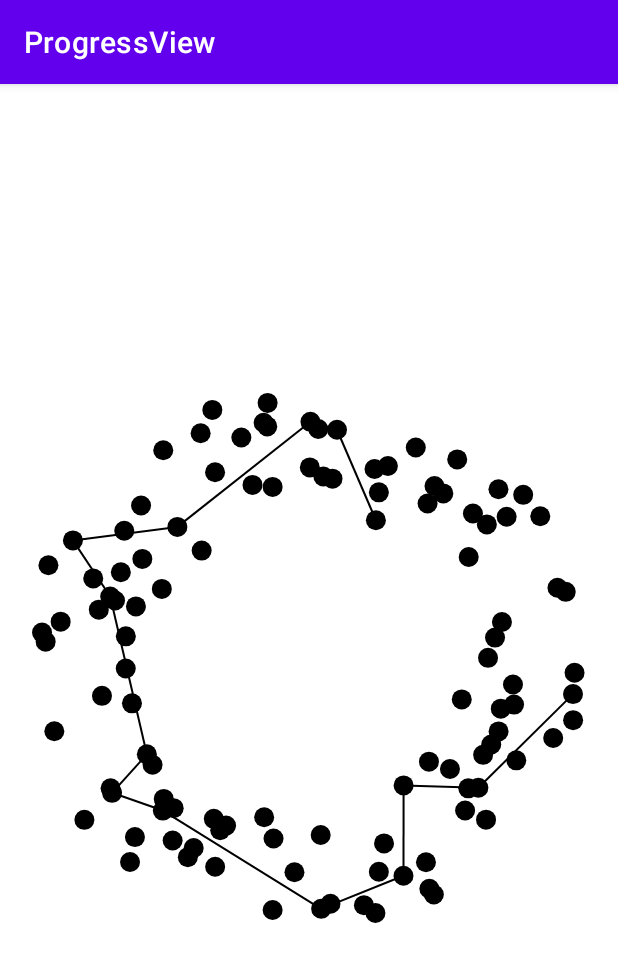
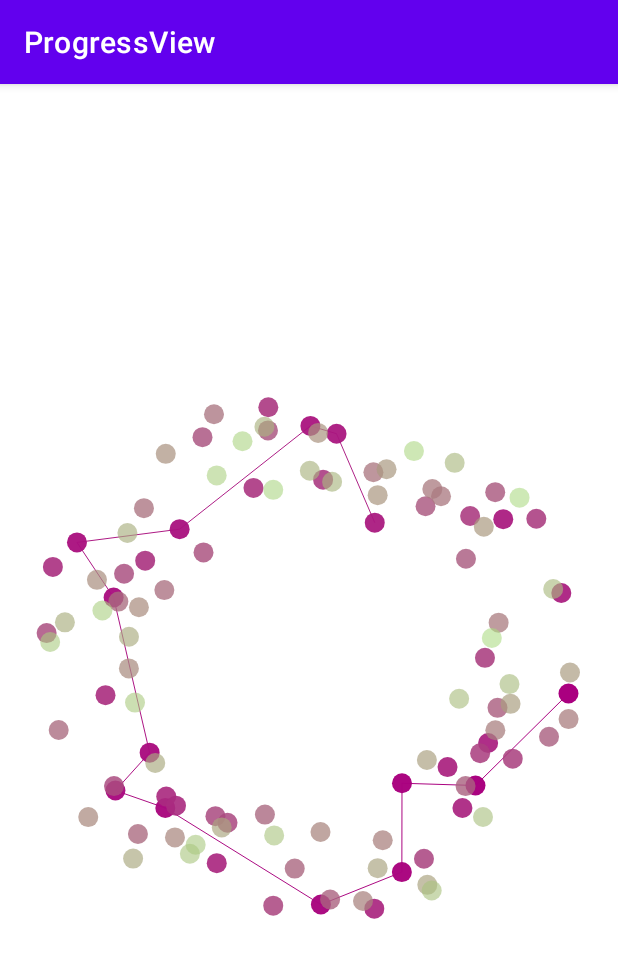
Before and after one commit to zorin-egor/ProgressViewSample, an Android app: the screen it shows after launch (MainActivity), on a phone screen of 412 x 824 dp. Shown: the top 962 px of the screen. Run offline under Robolectric (Android 15) with nearby library versions, the phone set to English and light mode, and no system bars.

```diff
--- a/app/src/main/res/layout/activity_main.xml
+++ b/app/src/main/res/layout/activity_main.xml
@@ -9,6 +9,10 @@
     <com.sample.progressview.ProgressView
         android:layout_width="wrap_content"
         android:layout_height="wrap_content"
+        app:fromProgress="1"
+        app:toProgress="1"
+        app:startProgress="1"
+        app:colorProgress="@color/black"
         app:layout_constraintBottom_toBottomOf="parent"
         app:layout_constraintLeft_toLeftOf="parent"
         app:layout_constraintRight_toRightOf="parent"
--- a/library/src/main/java/com/sample/progressview/ProgressView.kt
+++ b/library/src/main/java/com/sample/progressview/ProgressView.kt
@@ -2,17 +2,34 @@ package com.sample.progressview
 
 import android.content.Context
 import android.graphics.Canvas
+import android.graphics.Color
 import android.util.AttributeSet
 import android.view.View
 import com.sample.progressview.models.Cycloid
 
+
 class ProgressView : View {
+
+    companion object {
+        private const val PROGRESS_FROM = 0
+        private const val PROGRESS_TO = 100
+        private const val PROGRESS_START = 0
+        private const val PROGRESS_COLOR = Color.BLACK
+    }
 
     private val particles = Cycloid()
 
     constructor(context: Context) : super(context)
 
-    constructor(context: Context, attrs: AttributeSet?) : super(context, attrs)
+    constructor(context: Context, attrs: AttributeSet?) : super(context, attrs) {
+        attrs?.let { context.obtainStyledAttributes(attrs, R.styleable.ProgressView) }
+             ?.let {
+                particles.from = it.getInt(R.styleable.ProgressView_fromProgress, PROGRESS_FROM)
+                particles.to = it.getInt(R.styleable.ProgressView_toProgress, PROGRESS_TO)
+                particles.start = it.getInt(R.styleable.ProgressView_startProgress, PROGRESS_START)
+                particles.color = it.getInt(R.styleable.ProgressView_colorProgress, PROGRESS_COLOR)
+             }
+    }
 
     constructor(context: Context, attrs: AttributeSet?, defStyleAttr: Int, defStyleRes: Int) : super(context, attrs, defStyleAttr, defStyleRes)
 
--- a/library/src/main/java/com/sample/progressview/models/Cycloid.kt
+++ b/library/src/main/java/com/sample/progressview/models/Cycloid.kt
@@ -9,9 +9,11 @@ class Cycloid : Draw {
     companion object {
         private const val MAX_SPEED = Int.MAX_VALUE
         private const val MIN_SPEED = 0.0f
-        private const val RADIUS_COEF = 0.35f
         private const val LINE_TIMER = 100
         private const val PARTICLE_DELTA = 0.4f
+        private const val RADIUS_MAX = 0.35f
+        private const val RADIUS_MIN = 0.25f
+        private const val RADIUS_DELTA = 0.001f
     }
 
     enum class Type(val x1: Float, val y1: Float, val x2: Float, val y2: Float) {
@@ -33,8 +35,15 @@ class Cycloid : Draw {
     var height: Int = 0
     var points = ArrayList<Particle>(count)
 
+    var from: Int = 0
+    var to: Int = 0
+    var start: Int = 0
+    var color: Int = 0
+
     private var totalSpeed: Float = 0f
     private var deltaSpeed: Float = 0.01f
+    private var totalRadius: Float = RADIUS_MAX
+    private var deltaRadius: Float = RADIUS_DELTA
 
     private var lineTimeUpdate: Long = 0
     private var lineShiftIndexUpdate: Int = 0
@@ -50,19 +59,38 @@ class Cycloid : Draw {
         get() = Point(width / 2, height / 2)
 
     private val radius: PointF
-        get() = PointF(width.toFloat() * RADIUS_COEF, height.toFloat() * RADIUS_COEF * coefficient)
+        get() = PointF(width.toFloat() * totalRadius, height.toFloat() * totalRadius * coefficient)
 
     private val linePaint: Paint = Paint().also { paint ->
         paint.color = Color.BLACK
         paint.strokeWidth = 2.0f
     }
 
-    private val particlePaint: Paint = Paint().also { paint ->
-        paint.color = Color.BLACK
-    }
+    private val particlePaint: Paint = Paint()
 
     init {
         initParticles()
+    }
+
+    private fun initParticles() {
+        var delta = 0.0f
+        val colorStep = 255 / count
+        var colorValue = 0
+        val alphaStep = 1
+        var alphaValue = 255
+
+        repeat(count) { index ->
+            points.add(Particle(
+                delta = delta,
+                paint = Paint().apply {
+                    this.color = Color.argb(alphaValue, 170, colorValue, 128)
+                }
+            ).also(::setParticle))
+
+            delta += PARTICLE_DELTA
+            colorValue += colorStep
+            alphaValue = if (alphaValue > 255 / 2) alphaValue - alphaStep else alphaValue
+        }
     }
 
     override fun onDraw(canvas: Canvas) {
@@ -70,8 +98,9 @@ class Cycloid : Draw {
         var count = lineTotalIndexUpdate
 
         setSpeed()
+        setRadius()
 
-        (0 until points.size / 2).forEach { index ->
+        repeat(points.size / 2) { index ->
             val firstIndex = index * 2
             val secondIndex = index * 2 + 1
             val first = points[firstIndex]
@@ -84,11 +113,11 @@ class Cycloid : Draw {
             second.onDraw(canvas)
 
             if (count-- > 0) {
-                canvas.drawLine(first.x, first.y, second.x, second.y, linePaint)
+                canvas.drawLine(first.x, first.y, second.x, second.y, first.paint)
 
                 if (index > 0) {
                     val previous = points[index * 2 - 1]
-                    canvas.drawLine(previous.x, previous.y, first.x, first.y, linePaint)
+                    canvas.drawLine(previous.x, previous.y, first.x, first.y, previous.paint)
                 }
             }
         }
@@ -101,26 +130,19 @@ class Cycloid : Draw {
         lineShiftIndexUpdate = if (lineShiftIndexUpdate >= points.lastIndex) 0 else lineShiftIndexUpdate + 1
     }
 
-    private fun initParticles() {
-        var delta = 0.0f
-        var color = Color.argb(255, 255, 255, 255)
-        repeat(count) {
-            points.add(Particle(
-                t = delta,
-                paint = particlePaint
-            ).also(::setParticle))
-            delta += PARTICLE_DELTA
-        }
-    }
-
     private fun setSpeed() {
         deltaSpeed *= if (totalSpeed > MAX_SPEED || totalSpeed < MIN_SPEED) -1.0f else 1.0f
         totalSpeed += deltaSpeed
     }
 
+    private fun setRadius() {
+        deltaRadius *= if (totalRadius > RADIUS_MAX || totalRadius < RADIUS_MIN) -1.0f else 1.0f
+        totalRadius += deltaRadius
+    }
+
     private fun setParticle(particle: Particle) {
-        particle.x = center.x + radius.x * (cos(particle.t + totalSpeed) + cos(type.x1 * (particle.t + totalSpeed)) / type.y1)
-        particle.y = center.y + radius.y * (sin(particle.t + totalSpeed) + sin(type.x2 * (particle.t + totalSpeed)) / type.y2)
+        particle.x = center.x + radius.x * (cos(particle.delta + totalSpeed) + cos(type.x1 * (particle.delta + totalSpeed)) / type.y1)
+        particle.y = center.y + radius.y * (sin(particle.delta + totalSpeed) + sin(type.x2 * (particle.delta + totalSpeed)) / type.y2)
     }
 
 }
--- a/library/src/main/java/com/sample/progressview/models/Particle.kt
+++ b/library/src/main/java/com/sample/progressview/models/Particle.kt
@@ -6,12 +6,12 @@ import android.graphics.Paint
 data class Particle(
     var x: Float = 0.0f,
     var y: Float = 0.0f,
-    var r: Float = 10.0f,
-    val t: Float = 0.0f,
+    var radius: Float = 10.0f,
+    val delta: Float = 0.0f,
     val paint: Paint
 ) : Draw {
 
     override fun onDraw(canvas: Canvas) {
-        canvas.drawCircle(x, y, r, paint)
+        canvas.drawCircle(x, y, radius, paint)
     }
 }
--- /dev/null
+++ b/library/src/main/res/values/attrs.xml
@@ -0,0 +1,9 @@
+<?xml version="1.0" encoding="utf-8"?>
+<resources>
+    <declare-styleable name="ProgressView">
+        <attr name="startProgress" format="integer" />
+        <attr name="fromProgress" format="integer" />
+        <attr name="toProgress" format="integer" />
+        <attr name="colorProgress" format="color" />
+    </declare-styleable>
+</resources>
```
